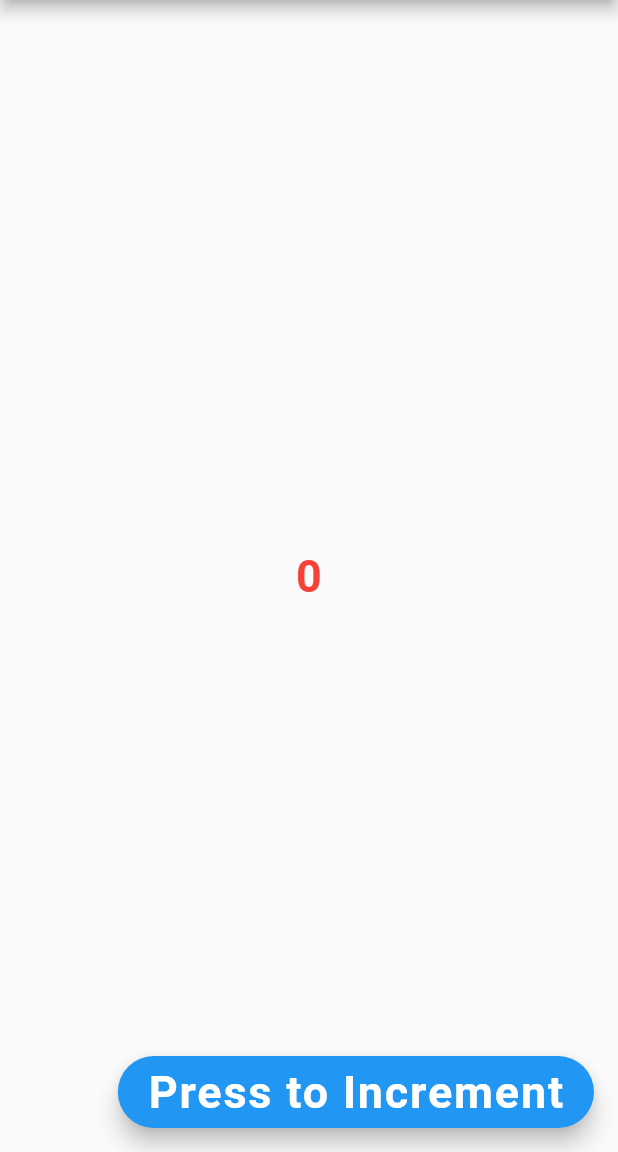
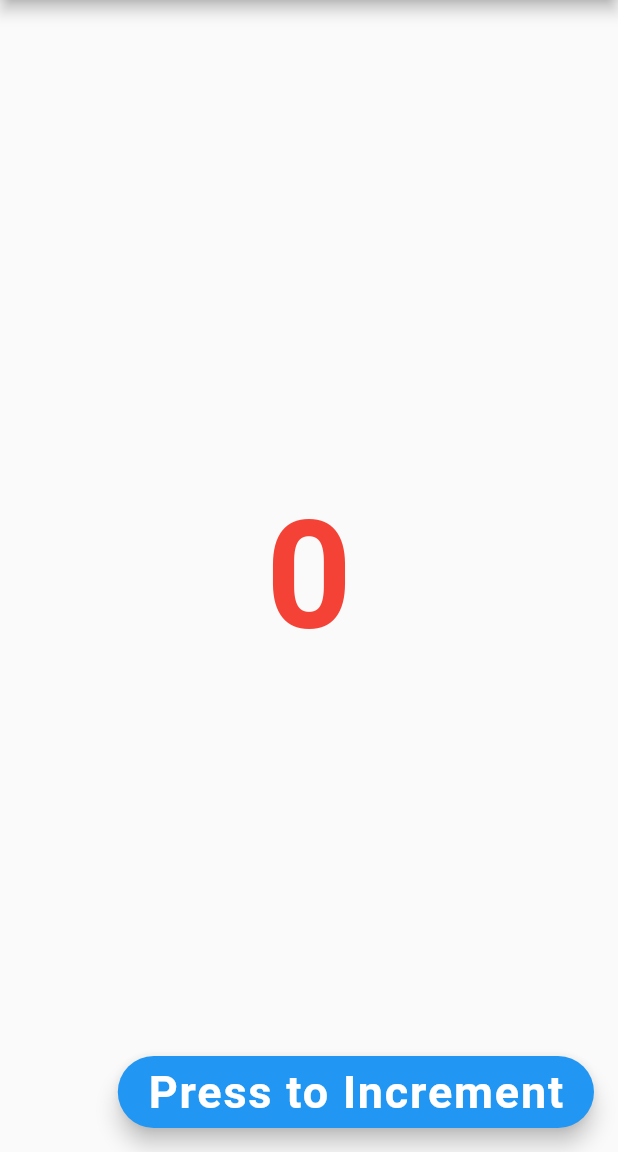
Before and after one commit to sanjibsinha/provider_et_sqflite, a Flutter app: the screen it shows after launch, on a phone screen of 412 x 824 dp, the part 84-1236 px from its top. Run offline on Flutter 3.47's test engine with Material 2 defaults, Android fonts, the light colour scheme and no system bars.

Commit message:
added comment

```diff
--- a/lib/view/my_app.dart
+++ b/lib/view/my_app.dart
@@ -12,10 +12,14 @@ class MyApp extends StatelessWidget {
   Widget build(BuildContext context) {
     return MaterialApp(
       debugShowCheckedModeBanner: false,
-      title: 'Flutter Demo',
+      title: 'Scoped Model Simple',
       theme: ThemeData(
         primarySwatch: Colors.blue,
       ),
+
+      /// child widggets are now under its scope
+      /// and we can use this model anywhere below
+      ///
       home: ScopedModel<Counter>(
         model: Counter(),
         child: const MyHomePage(),
--- a/lib/view/my_home_page.dart
+++ b/lib/view/my_home_page.dart
@@ -11,6 +11,9 @@ class MyHomePage extends StatelessWidget {
       appBar: AppBar(
         title: const Text('Scoped Model Simple'),
       ),
+
+      /// the child widget below can use the scoped model
+      ///
       floatingActionButton: ScopedModelDescendant<Counter>(
         builder: (context, child, model) => FloatingActionButton.extended(
           onPressed: () {
@@ -25,12 +28,15 @@ class MyHomePage extends StatelessWidget {
           ),
         ),
       ),
+
+      /// the child widget below can use the scoped model
+      ///
       body: ScopedModelDescendant<Counter>(
         builder: (context, child, model) => Center(
           child: Text(
             model.counter.toString(),
             style: const TextStyle(
-              fontSize: 30,
+              fontSize: 100,
               fontWeight: FontWeight.w600,
               color: Colors.red,
             ),
```
